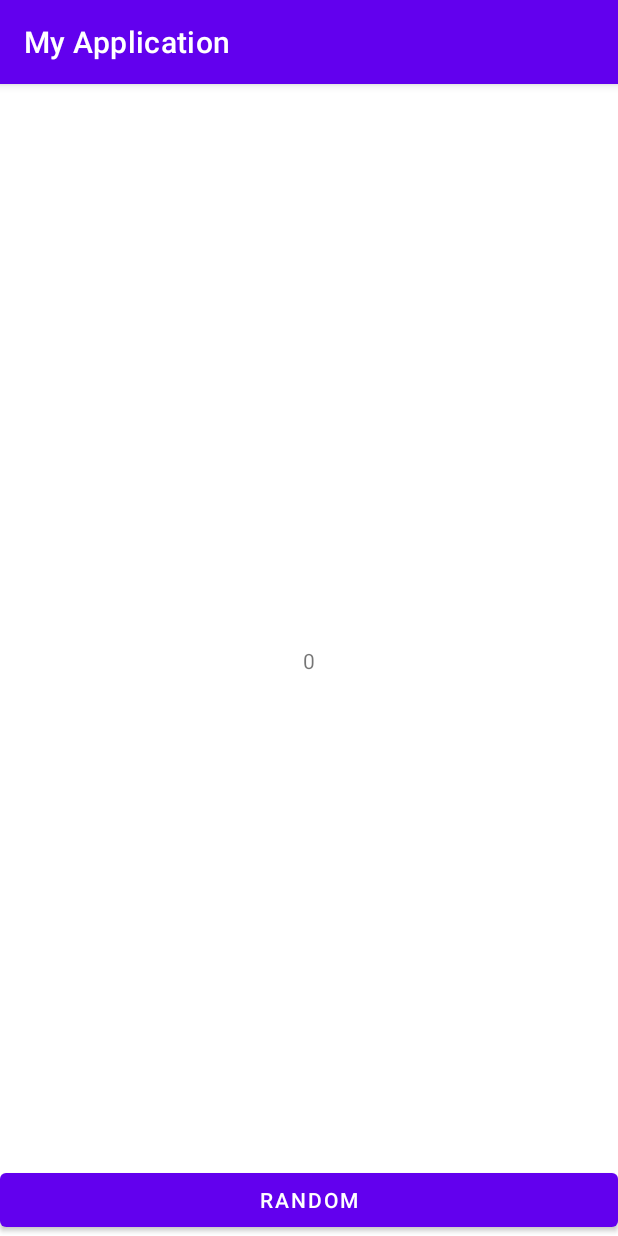
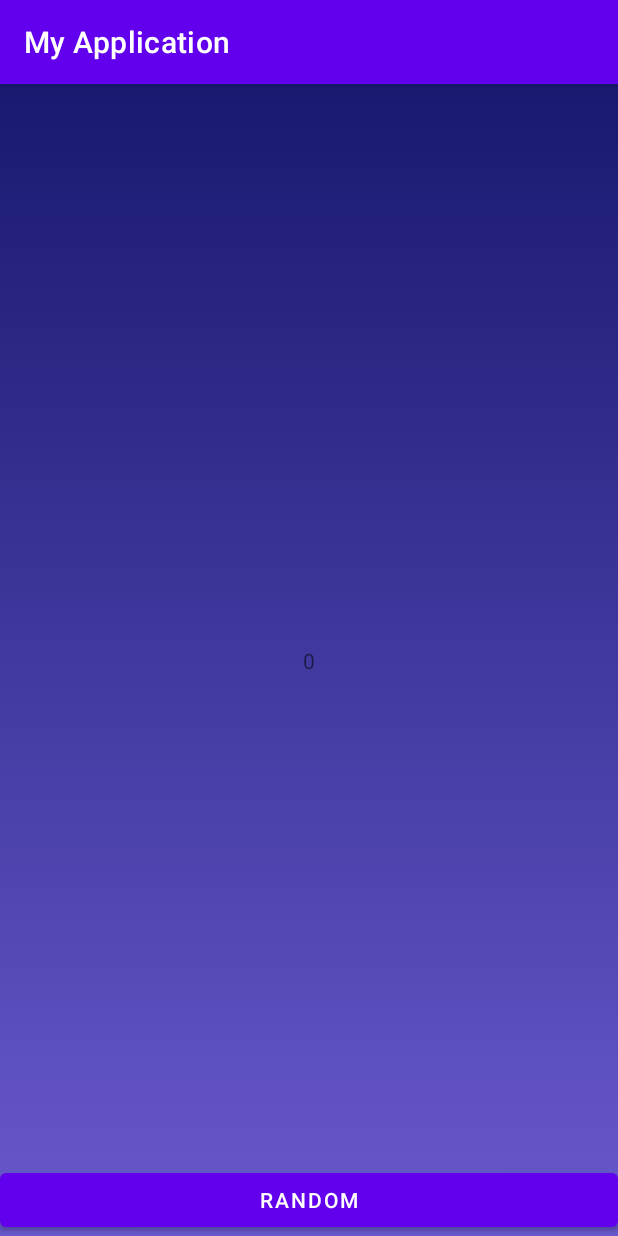
Before and after one commit to luana-barbosa/Random_number, an Android app: the screen it shows after launch (MainActivity), on a phone screen of 412 x 824 dp. Run offline under Robolectric (Android 15) with nearby library versions, the phone set to English and light mode, and no system bars.

Commit message:
[background_collor]
* Adicionada coloração do layout.

```diff
--- /dev/null
+++ b/app/src/main/res/drawable/background_main.xml
@@ -0,0 +1,13 @@
+<?xml version="1.0" encoding="utf-8"?>
+<selector xmlns:android="http://schemas.android.com/apk/res/android">
+    <item>
+        <shape>
+            <gradient
+                android:angle="90"
+                android:startColor="#6959CD"
+                android:endColor="#191970"
+                android:type="linear"
+                />
+        </shape>
+    </item>
+</selector>
--- a/app/src/main/res/layout/activity_main.xml
+++ b/app/src/main/res/layout/activity_main.xml
@@ -4,6 +4,7 @@
     xmlns:tools="http://schemas.android.com/tools"
     android:layout_width="match_parent"
     android:layout_height="match_parent"
+    android:background="@drawable/background_main"
     tools:context=".MainActivity">
 
     <TextView
```
